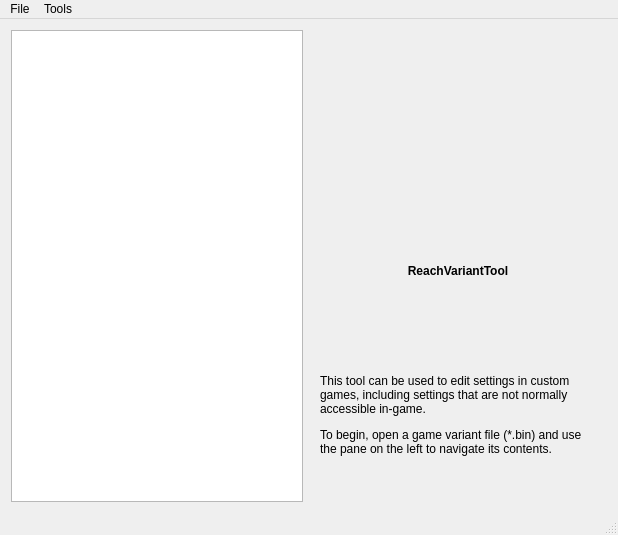
This is native/src/ReachVariantTool/ReachVariantTool.ui in DavidJCobb/ReachVariantEditor as Qt 5 draws it before an edit. The edited form follows.
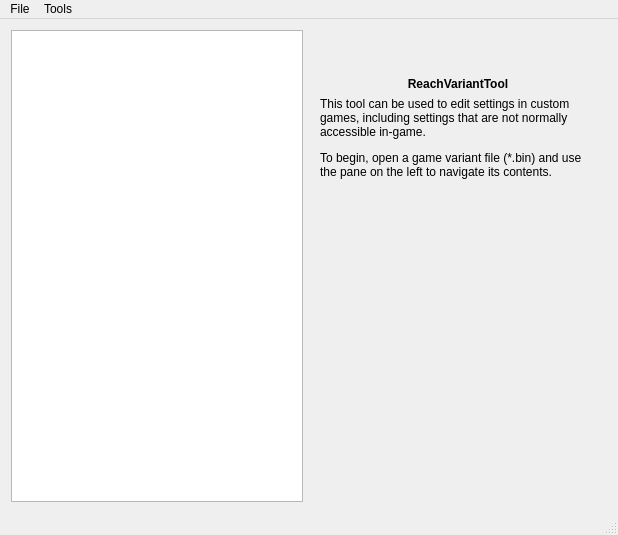
This is the edited form. Icons and pictures are not drawn. Custom widgets are drawn as their Qt base class.

```diff
--- a/native/src/ReachVariantTool/ReachVariantTool.ui
+++ b/native/src/ReachVariantTool/ReachVariantTool.ui
@@ -98,6 +98,12 @@
           <property name="orientation">
            <enum>Qt::Vertical</enum>
           </property>
+          <property name="sizeHint" stdset="0">
+           <size>
+            <width>0</width>
+            <height>0</height>
+           </size>
+          </property>
          </spacer>
         </item>
         <item row="1" column="0">
```
